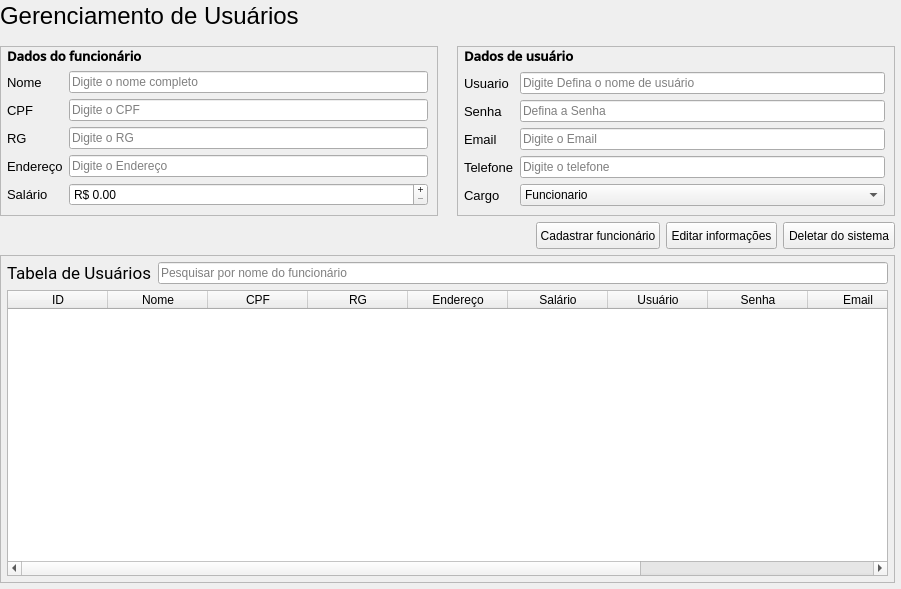
Above: view/management UIs/users_management.ui from PedroGregori/Projeto_Integrador--SENAC_BA-2022 before the change. Below: the same form after it.
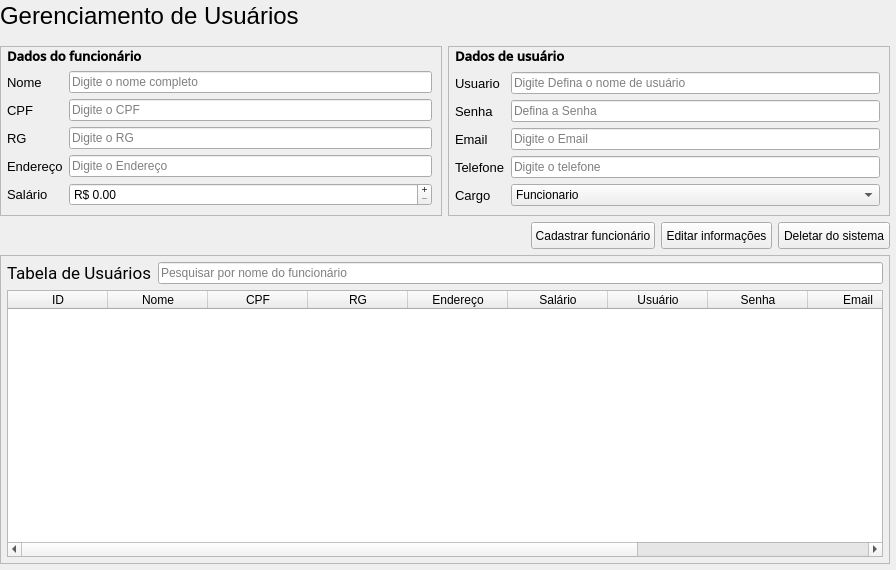
That is the form after the change.

The edit to the form file:
```diff
--- a/view/management UIs/users_management.ui
+++ b/view/management UIs/users_management.ui
@@ -6,8 +6,8 @@
    <rect>
     <x>0</x>
     <y>0</y>
-    <width>901</width>
-    <height>589</height>
+    <width>896</width>
+    <height>570</height>
    </rect>
   </property>
   <property name="font">
@@ -235,22 +235,6 @@
        </layout>
       </widget>
      </item>
-     <item>
-      <spacer name="horizontalSpacer">
-       <property name="orientation">
-        <enum>Qt::Horizontal</enum>
-       </property>
-       <property name="sizeType">
-        <enum>QSizePolicy::Preferred</enum>
-       </property>
-       <property name="sizeHint" stdset="0">
-        <size>
-         <width>13</width>
-         <height>20</height>
-        </size>
-       </property>
-      </spacer>
-     </item>
      <item>
       <widget class="QFrame" name="user_data">
        <property name="frameShape">
```
